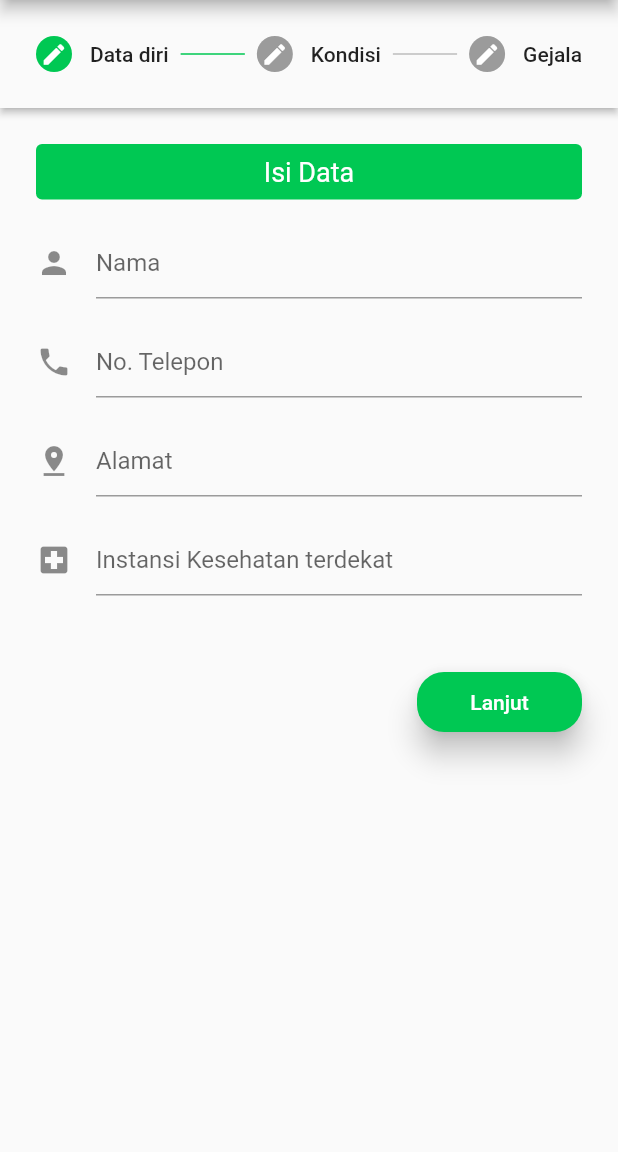
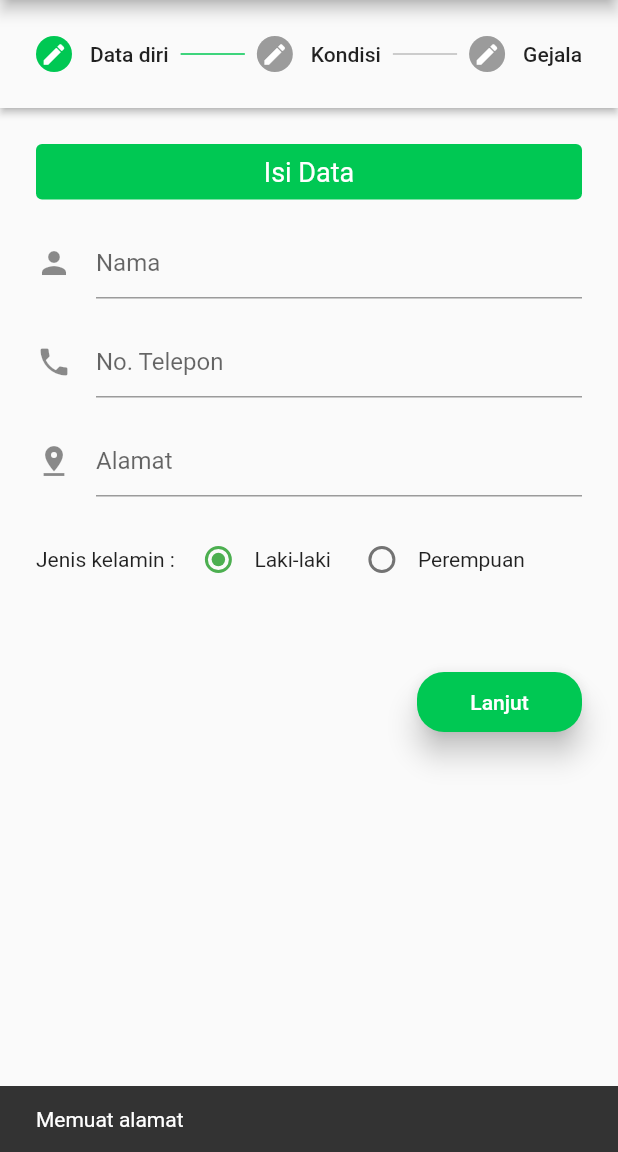
Before and after one commit to CookiePie-cell/EdCall, a Flutter app: the LaporScreen screen opened directly, on a phone screen of 412 x 824 dp, the part 84-1236 px from its top. Run offline on Flutter 3.47's test engine with Material 2 defaults, Android fonts, the phone set to English and light mode, and no system bars; our stand-ins replace cloud_firestore, equatable, firebase_core, flutter_bloc, geocoding, geolocator; accounts and stored records are empty.

Commit message:
replace instansi kesehatan form with jenis kelamin

```diff
--- a/lib/bloc/location_bloc.dart
+++ b/lib/bloc/location_bloc.dart
@@ -14,6 +14,7 @@ class LocationBloc extends Bloc<LocationEvent, LocationState> {
 
   void _determinePosition(
       LoadCurrentLocation event, Emitter<LocationState> emit) async {
+    emit(LocationLoading());
     serviceEnabled = await Geolocator.isLocationServiceEnabled();
     if (!serviceEnabled) {
       emit(LocationNotLoaded());
--- a/lib/bloc/location_state.dart
+++ b/lib/bloc/location_state.dart
@@ -16,6 +16,10 @@ class LocationLoaded extends LocationState {
   const LocationLoaded(this.address);
 }
 
+class LocationLoading extends LocationState {
+  const LocationLoading();
+}
+
 class LocationNotLoaded extends LocationState {
   const LocationNotLoaded();
 }
--- a/lib/data_diri_screen.dart
+++ b/lib/data_diri_screen.dart
@@ -3,8 +3,11 @@ import 'dart:developer';
 import 'package:ed_call/bloc/location_bloc.dart';
 import 'package:ed_call/bloc/location_state.dart';
 import 'package:ed_call/main.dart';
+import 'package:ed_call/widgets/labeled_radio.dart';
 import 'package:flutter/material.dart';
 import 'package:flutter_bloc/flutter_bloc.dart';
+
+enum Gender { laki_laki, perempuan }
 
 class DataDiriScreen extends StatefulWidget {
   late TextEditingController? nameController,
@@ -12,9 +15,11 @@ class DataDiriScreen extends StatefulWidget {
       alamatController,
       instansiController;
   final Function(String) alamatControllerCallback;
+  final Function(Gender) genderValueCallback;
   DataDiriScreen(
       {Key? key,
       required this.alamatControllerCallback,
+      required this.genderValueCallback,
       required this.nameController,
       required this.telpController,
       this.alamatController,
@@ -27,6 +32,7 @@ class DataDiriScreen extends StatefulWidget {
 
 class _DataDiriScreenState extends State<DataDiriScreen> {
   // TextEditingController nameController = TextEditingController();
+  Gender? _gender = Gender.laki_laki;
 
   @override
   Widget build(BuildContext context) {
@@ -93,7 +99,14 @@ class _DataDiriScreenState extends State<DataDiriScreen> {
         SizedBox(
           height: 18.0,
         ),
-        BlocBuilder<LocationBloc, LocationState>(
+        BlocConsumer<LocationBloc, LocationState>(
+          listener: (context, state) {
+            if (state is LocationLoading) {
+              ScaffoldMessenger.of(context)
+                ..hideCurrentSnackBar()
+                ..showSnackBar(SnackBar(content: Text('Memuat alamat')));
+            }
+          },
           builder: (context, state) {
             if (state is LocationLoaded) {
               widget.alamatController =
@@ -104,11 +117,11 @@ class _DataDiriScreenState extends State<DataDiriScreen> {
               key: formKeys[2],
               child: TextFormField(
                 controller: widget.alamatController,
-                enabled: (state is LocationLoaded) ? false : true,
-                style: TextStyle(
-                    color: (state is LocationLoaded)
-                        ? Colors.black45
-                        : Colors.black),
+                // enabled: (state is LocationLoaded) ? false : true,
+                // style: TextStyle(
+                //     color: (state is LocationLoaded)
+                //         ? Colors.black45
+                //         : Colors.black),
                 keyboardType: TextInputType.streetAddress,
                 decoration: const InputDecoration(
                   icon: Icon(Icons.pin_drop),
@@ -126,16 +139,47 @@ class _DataDiriScreenState extends State<DataDiriScreen> {
         SizedBox(
           height: 18.0,
         ),
-        TextFormField(
-          controller: widget.instansiController,
-          decoration: const InputDecoration(
-            icon: Icon(Icons.local_hospital),
-            hintText: "Instansi Kesehatan terdekat",
-          ),
-          onSaved: (String? value) {
-            log("$value saved");
-          },
+        Row(
+          children: [
+            Text(
+              'Jenis kelamin :',
+              style: TextStyle(fontSize: 14.0),
+            ),
+            LabeledRadio(
+                label: 'Laki-laki',
+                padding: const EdgeInsets.symmetric(horizontal: 5.0),
+                groupValue: _gender!,
+                value: Gender.laki_laki,
+                onChanged: (Gender newGender) {
+                  setState(() {
+                    _gender = newGender;
+                  });
+                  widget.genderValueCallback(newGender);
+                }),
+            LabeledRadio(
+                label: 'Perempuan',
+                padding: const EdgeInsets.symmetric(horizontal: 5.0),
+                groupValue: _gender!,
+                value: Gender.perempuan,
+                onChanged: (Gender newGender) {
+                  setState(() {
+                    _gender = newGender;
+                  });
+                  widget.genderValueCallback(newGender);
+                })
+          ],
         )
+
+        // TextFormField(
+        //   controller: widget.instansiController,
+        //   decoration: const InputDecoration(
+        //     icon: Icon(Icons.local_hospital),
+        //     hintText: "Instansi Kesehatan terdekat",
+        //   ),
+        //   onSaved: (String? value) {
+        //     log("$value saved");
+        //   },
+        // )
       ],
     );
   }
--- a/lib/laporscreen.dart
+++ b/lib/laporscreen.dart
@@ -27,6 +27,7 @@ class _LaporScreenState extends State<LaporScreen> {
   TextEditingController telpController = TextEditingController();
   TextEditingController alamatController = TextEditingController();
   TextEditingController instansiController = TextEditingController();
+  Gender gender = Gender.laki_laki;
 
   // Kondisi
   TextEditingController kondisiController = TextEditingController();
@@ -51,6 +52,9 @@ class _LaporScreenState extends State<LaporScreen> {
             content: DataDiriScreen(
               alamatControllerCallback: (String alamat) {
                 alamatController = TextEditingController(text: alamat);
+              },
+              genderValueCallback: (Gender newGender) {
+                gender = newGender;
               },
               nameController: nameController,
               telpController: telpController,
@@ -156,15 +160,20 @@ class _LaporScreenState extends State<LaporScreen> {
                         state is EmailSending ? null : controls.onStepContinue,
                     child: _currentStep < 2
                         ? Text('Lanjut', style: TextStyle(color: Colors.white))
-                        : Text(
-                            'Submit',
-                            style: TextStyle(color: Colors.white),
-                          ),
+                        : state is EmailSending
+                            ? Text('Mengirim',
+                                style: TextStyle(color: Colors.white))
+                            : Text(
+                                'Submit',
+                                style: TextStyle(color: Colors.white),
+                              ),
                     style: ButtonStyle(
                         shape: MaterialStateProperty.all(RoundedRectangleBorder(
                             borderRadius: BorderRadius.circular(18.0))),
-                        backgroundColor:
-                            MaterialStateProperty.all(Colors.greenAccent[700]),
+                        backgroundColor: state is EmailSending
+                            ? MaterialStateProperty.all(Colors.grey)
+                            : MaterialStateProperty.all(
+                                Colors.greenAccent[700]),
                         minimumSize: MaterialStateProperty.all(Size(110, 40)),
                         elevation: MaterialStateProperty.all(8.0)),
                   )
@@ -178,8 +187,13 @@ class _LaporScreenState extends State<LaporScreen> {
           onStepTapped: (index) {
             setState(() {
               if (index > _currentStep) {
-                if (_currentStep == 0 && _isValidated(formKeys)) {
+                if (index == 2 &&
+                    _isValidated(formKeys) &&
+                    !(_isValidated(kondisiFormKeys))) {
+                  _currentStep = 1;
+                } else if (_currentStep == 0 && _isValidated(formKeys)) {
                   _currentStep = index;
+                  log('is dis wokring?');
                 } else if (_currentStep == 1 && _isValidated(kondisiFormKeys)) {
                   _currentStep = index;
                 }
@@ -205,12 +219,14 @@ class _LaporScreenState extends State<LaporScreen> {
                     nama: nameController.text,
                     telepon: telpController.text,
                     alamat: alamatController.text,
+                    gender: gender,
                     kondisi: kondisiController.text,
                     vaksinasi: dropdownValue,
                     riwayatPerjalanan: perjalananController.text,
                     gejala: gejala,
                     gejalaLain: gejalaController.text);
                 context.read<EmailBloc>().add(SendEmail(email));
+                log(gender.toString());
               }
             }
           },
--- a/lib/models/EmailTemplate.dart
+++ b/lib/models/EmailTemplate.dart
@@ -1,3 +1,4 @@
+import 'package:ed_call/data_diri_screen.dart';
 import 'package:equatable/equatable.dart';
 
 class EmailTemplate extends Equatable {
@@ -5,6 +6,7 @@ class EmailTemplate extends Equatable {
   final String nama;
   final String telepon;
   final String alamat;
+  final Gender gender;
   final String kondisi;
   final String riwayatPerjalanan;
   final String vaksinasi;
@@ -15,6 +17,7 @@ class EmailTemplate extends Equatable {
       required this.nama,
       required this.telepon,
       required this.alamat,
+      required this.gender,
       required this.kondisi,
       required this.vaksinasi,
       required this.riwayatPerjalanan,
@@ -27,6 +30,7 @@ class EmailTemplate extends Equatable {
         nama,
         telepon,
         alamat,
+        gender,
         kondisi,
         riwayatPerjalanan,
         vaksinasi
@@ -38,6 +42,7 @@ class EmailTemplate extends Equatable {
         nama: json['nama'],
         telepon: json['telepon'],
         alamat: json['alamat'],
+        gender: json['gender'],
         kondisi: json['kondisi'],
         vaksinasi: json['vaksinasi'],
         riwayatPerjalanan: json['riwayat_perjalanan'],
@@ -50,6 +55,7 @@ class EmailTemplate extends Equatable {
         'nama': nama,
         'telepon': telepon,
         'alamat': alamat,
+        'gender': gender == Gender.laki_laki ? 'Laki-laki' : 'Perempuan',
         'kondisi': kondisi,
         'vaksinasi': vaksinasi,
         'riwayatPerjalanan': riwayatPerjalanan,
--- a/lib/services/api_client.dart
+++ b/lib/services/api_client.dart
@@ -12,12 +12,12 @@ class ApiClient {
   ApiClient();
 
   Future<String> sendEmail(EmailTemplate email) async {
-    final response =
-        await http.post(Uri.parse('http://192.168.43.88:3000/send'),
-            headers: <String, String>{
-              'Content-Type': 'application/json; charset=UTF-8',
-            },
-            body: jsonEncode(email.toJson()));
+    final response = await http.post(
+        Uri.parse('https://fathomless-fortress-79357.herokuapp.com/send'),
+        headers: <String, String>{
+          'Content-Type': 'application/json; charset=UTF-8',
+        },
+        body: jsonEncode(email.toJson()));
 
     log(response.statusCode.toString());
     if (response.statusCode == 201) {
--- /dev/null
+++ b/lib/widgets/labeled_radio.dart
@@ -0,0 +1,45 @@
+import 'package:ed_call/data_diri_screen.dart';
+import 'package:flutter/material.dart';
+
+class LabeledRadio extends StatelessWidget {
+  const LabeledRadio({
+    Key? key,
+    required this.label,
+    required this.padding,
+    required this.groupValue,
+    required this.value,
+    required this.onChanged,
+  }) : super(key: key);
+
+  final String label;
+  final EdgeInsets padding;
+  final Gender groupValue;
+  final Gender value;
+  final ValueChanged<Gender> onChanged;
+
+  @override
+  Widget build(BuildContext context) {
+    return InkWell(
+      onTap: () {
+        if (value != groupValue) {
+          onChanged(value);
+        }
+      },
+      child: Padding(
+        padding: padding,
+        child: Row(
+          children: <Widget>[
+            Radio<Gender>(
+              groupValue: groupValue,
+              value: value,
+              onChanged: (Gender? newValue) {
+                onChanged(newValue!);
+              },
+            ),
+            Text(label, style: TextStyle(fontSize: 14.0)),
+          ],
+        ),
+      ),
+    );
+  }
+}
```
